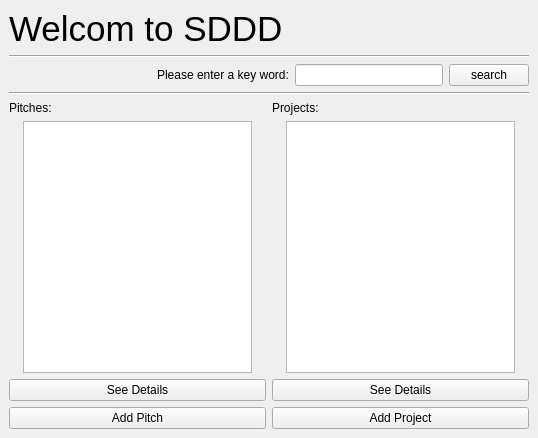
This is SDDD/homepage.ui in hux8/SDD-Project as Qt 5 draws it before an edit. The edited form follows.
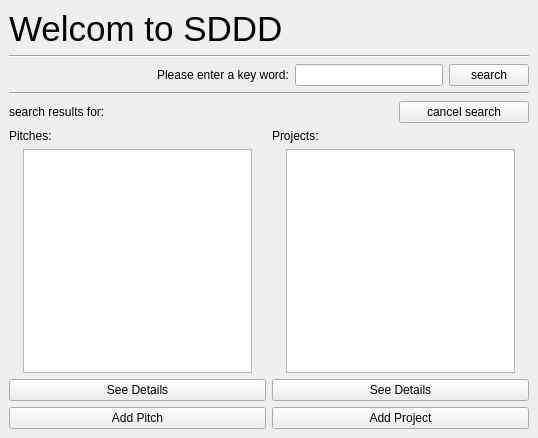
This is the edited form.

```diff
--- a/SDDD/homepage.ui
+++ b/SDDD/homepage.ui
@@ -85,6 +85,30 @@
       </property>
      </widget>
     </item>
+    <item>
+     <layout class="QHBoxLayout" name="horizontalLayout_6">
+      <item>
+       <widget class="QLabel" name="lsearch">
+        <property name="text">
+         <string>search results for: </string>
+        </property>
+       </widget>
+      </item>
+      <item>
+       <widget class="QPushButton" name="bcancelSearch">
+        <property name="maximumSize">
+         <size>
+          <width>130</width>
+          <height>16777215</height>
+         </size>
+        </property>
+        <property name="text">
+         <string>cancel search</string>
+        </property>
+       </widget>
+      </item>
+     </layout>
+    </item>
     <item>
      <layout class="QHBoxLayout" name="horizontalLayout_4">
       <item>
```
Left out of the diff: 25 changed lines with no effect on the pictures.
